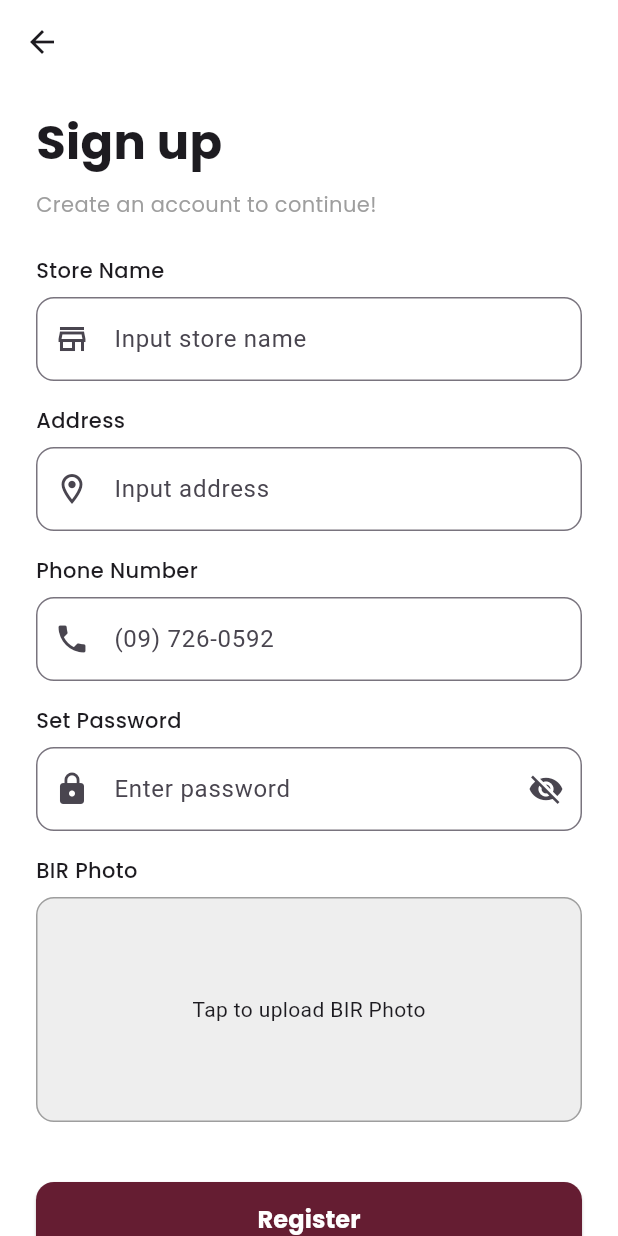
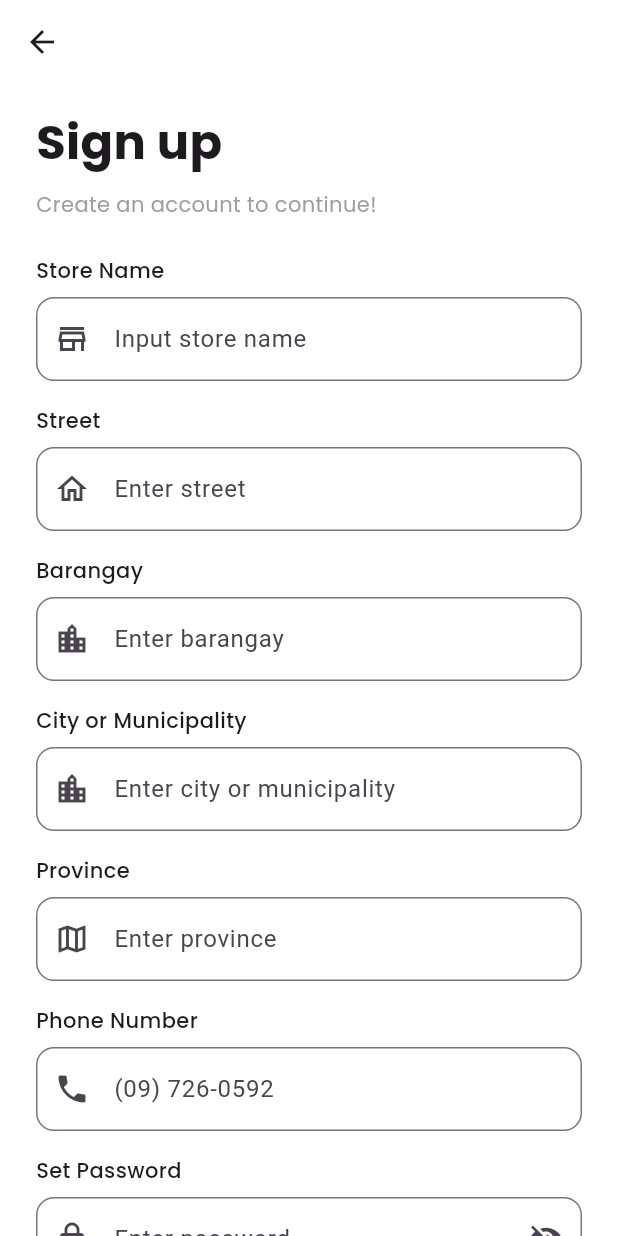
Before and after one commit to umali928/Project, a Flutter app: the SellerRegistrationScreen screen opened directly, on a phone screen of 412 x 824 dp. Run offline on Flutter 3.47's test engine with Material 3 defaults, Android fonts, the phone set to English and light mode, and no system bars; our stand-ins replace cloud_firestore, firebase_auth, firebase_core, google_fonts, image_picker, lucide_icons and 1 more; accounts and stored records are empty.

Commit message:
fix some issue

```diff
--- a/lib/sellerRegister.dart
+++ b/lib/sellerRegister.dart
@@ -1,8 +1,6 @@
 import 'package:flutter/material.dart';
 import 'package:google_fonts/google_fonts.dart';
-import 'package:image_picker/image_picker.dart';
 import 'SellerLogin.dart'; // Import SellerLoginScreen
-import 'dart:io';
 
 void main() {
   runApp(const SellerRegistrationApp());
@@ -24,21 +22,12 @@ class SellerRegistrationScreen extends StatefulWidget {
   const SellerRegistrationScreen({Key? key}) : super(key: key);
 
   @override
-  State<SellerRegistrationScreen> createState() => _SellerRegistrationScreenState();
+  State<SellerRegistrationScreen> createState() =>
+      _SellerRegistrationScreenState();
 }
 
 class _SellerRegistrationScreenState extends State<SellerRegistrationScreen> {
   bool _isPasswordVisible = false;
-  File? _selectedImage;
-
-  Future<void> _pickImage() async {
-    final pickedImage = await ImagePicker().pickImage(source: ImageSource.gallery);
-    if (pickedImage != null) {
-      setState(() {
-        _selectedImage = File(pickedImage.path);
-      });
-    }
-  }
 
   @override
   Widget build(BuildContext context) {
@@ -56,48 +45,69 @@ class _SellerRegistrationScreenState extends State<SellerRegistrationScreen> {
           },
         ),
       ),
-      body: SingleChildScrollView(
-        child: LayoutBuilder(
+      body: LayoutBuilder(
         builder: (context, constraints) {
           double horizontalPadding = constraints.maxWidth > 600 ? 80.0 : 24.0;
-            return Padding(
-              padding: EdgeInsets.symmetric(horizontal: horizontalPadding, vertical: 16.0),
+          return SingleChildScrollView(
+            child: ConstrainedBox(
+              constraints: BoxConstraints(minHeight: constraints.maxHeight),
+              child: Padding(
+                padding: EdgeInsets.symmetric(
+                    horizontal: horizontalPadding, vertical: 16.0),
+                child: IntrinsicHeight(
                   child: Column(
                     crossAxisAlignment: CrossAxisAlignment.start,
                     children: [
-                  Text('Sign up', style: GoogleFonts.poppins(fontSize: 32.0, fontWeight: FontWeight.bold)),
+                      Text('Sign up',
+                          style: GoogleFonts.poppins(
+                              fontSize: 32.0, fontWeight: FontWeight.bold)),
                       const SizedBox(height: 8.0),
-                  Text('Create an account to continue!', style: GoogleFonts.poppins(color: Colors.grey, fontSize: 14.0)),
+                      Text('Create an account to continue!',
+                          style: GoogleFonts.poppins(
+                              color: Colors.grey, fontSize: 14.0)),
                       const SizedBox(height: 24.0),
-                  _buildTextField('Store Name', 'Input store name', icon: Icons.store_outlined),
-                  _buildTextField('Address', 'Input address', icon: Icons.location_on_outlined),
+                      _buildTextField('Store Name', 'Input store name',
+                          icon: Icons.store_outlined),
+                      _buildTextField('Street', 'Enter street',
+                          icon: Icons.home_outlined),
+                      _buildTextField('Barangay', 'Enter barangay',
+                          icon: Icons.location_city),
+                      _buildTextField(
+                          'City or Municipality', 'Enter city or municipality',
+                          icon: Icons.location_city_outlined),
+                      _buildTextField('Province', 'Enter province',
+                          icon: Icons.map_outlined),
                       _buildPhoneField(),
                       _buildPasswordField(),
-                  _buildImageField(),
-
-                  const SizedBox(height: 24.0),
+                      const Spacer(), // Pushes the button to bottom
                       SizedBox(
                         width: double.infinity,
                         child: ElevatedButton(
                           onPressed: () {},
                           style: ElevatedButton.styleFrom(
-                        backgroundColor: Color(0xFF651D32),
+                            backgroundColor: const Color(0xFF651D32),
                             minimumSize: const Size(double.infinity, 50),
-                        shape: RoundedRectangleBorder(borderRadius: BorderRadius.circular(12.0)),
+                            shape: RoundedRectangleBorder(
+                                borderRadius: BorderRadius.circular(12.0)),
                           ),
-                      child: Text('Register', style: GoogleFonts.poppins(
+                          child: Text(
+                            'Register',
+                            style: GoogleFonts.poppins(
                               fontSize: 16.0,
                               fontWeight: FontWeight.bold,
                               color: Colors.white,
-                      )),
+                            ),
+                          ),
                         ),
                       ),
                       const SizedBox(height: 16.0),
                     ],
                   ),
+                ),
+              ),
+            ),
           );
         },
-        ),
       ),
     );
   }
@@ -112,7 +122,8 @@ class _SellerRegistrationScreenState extends State<SellerRegistrationScreen> {
           decoration: InputDecoration(
             hintText: hint,
             prefixIcon: icon != null ? Icon(icon) : null,
-            border: OutlineInputBorder(borderRadius: BorderRadius.circular(12.0)),
+            border:
+                OutlineInputBorder(borderRadius: BorderRadius.circular(12.0)),
           ),
         ),
         const SizedBox(height: 16.0),
@@ -128,7 +139,8 @@ class _SellerRegistrationScreenState extends State<SellerRegistrationScreen> {
     return Column(
       crossAxisAlignment: CrossAxisAlignment.start,
       children: [
-        Text('Set Password', style: GoogleFonts.poppins(fontWeight: FontWeight.w500)),
+        Text('Set Password',
+            style: GoogleFonts.poppins(fontWeight: FontWeight.w500)),
         const SizedBox(height: 8.0),
         TextField(
           obscureText: !_isPasswordVisible,
@@ -136,39 +148,16 @@ class _SellerRegistrationScreenState extends State<SellerRegistrationScreen> {
             hintText: 'Enter password',
             prefixIcon: const Icon(Icons.lock),
             suffixIcon: IconButton(
-              icon: Icon(_isPasswordVisible ? Icons.visibility : Icons.visibility_off),
+              icon: Icon(
+                  _isPasswordVisible ? Icons.visibility : Icons.visibility_off),
               onPressed: () {
                 setState(() {
                   _isPasswordVisible = !_isPasswordVisible;
                 });
               },
             ),
-            border: OutlineInputBorder(borderRadius: BorderRadius.circular(12.0)),
-          ),
-        ),
-        const SizedBox(height: 16.0),
-      ],
-    );
-  }
-
-  Widget _buildImageField() {
-    return Column(
-      crossAxisAlignment: CrossAxisAlignment.start,
-      children: [
-        Text('BIR Photo', style: GoogleFonts.poppins(fontWeight: FontWeight.w500)),
-        const SizedBox(height: 8.0),
-        GestureDetector(
-          onTap: _pickImage,
-          child: Container(
-            height: 150,
-            decoration: BoxDecoration(
-              color: Colors.grey[200],
-              borderRadius: BorderRadius.circular(12.0),
-              border: Border.all(color: Colors.grey),
-            ),
-            child: _selectedImage != null
-                ? Image.file(_selectedImage!, fit: BoxFit.cover)
-                : const Center(child: Text('Tap to upload BIR Photo')),
+            border:
+                OutlineInputBorder(borderRadius: BorderRadius.circular(12.0)),
           ),
         ),
         const SizedBox(height: 16.0),
```
Lines whose indentation alone changed are shown as unchanged.
